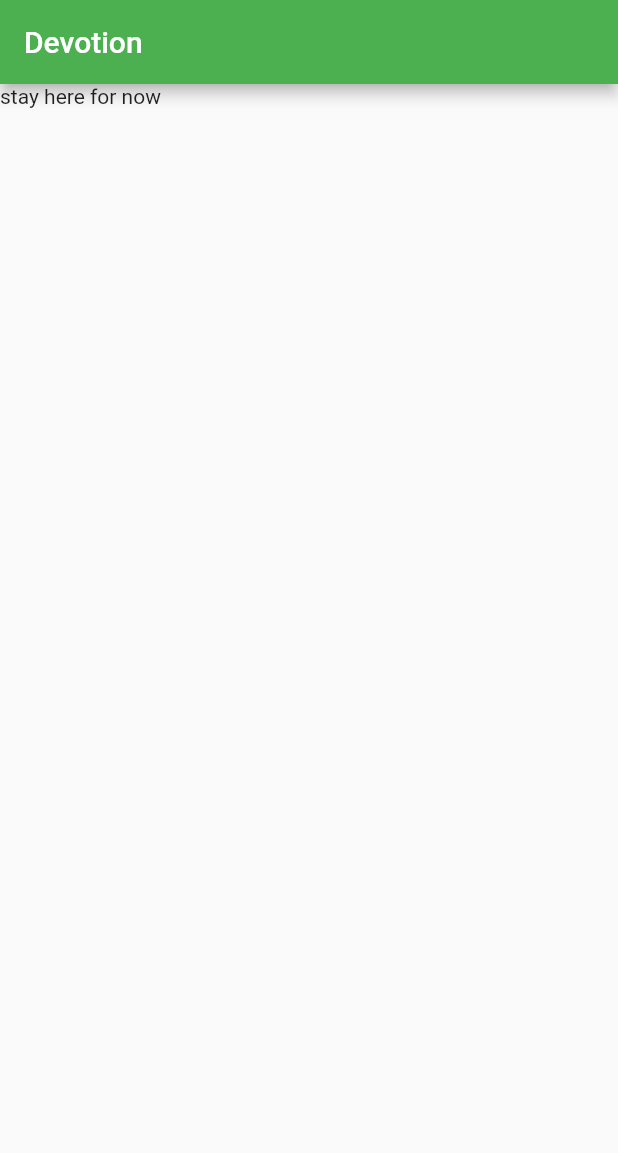
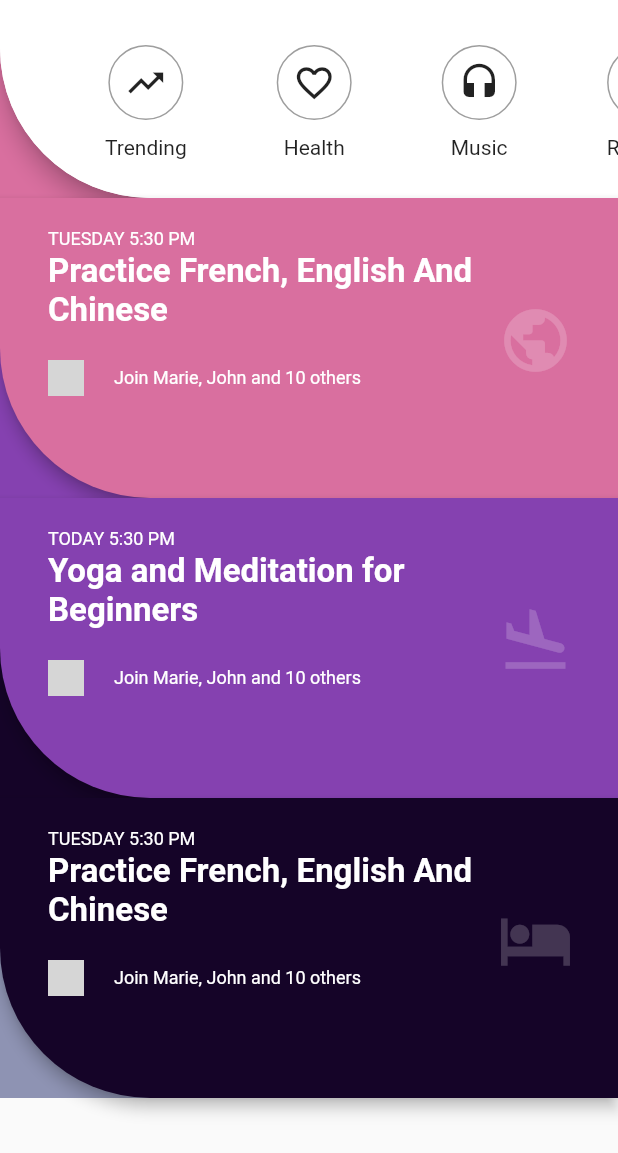
Before and after one commit to madunagu/revival-flutter, a Flutter app: the screen it shows after launch, on a phone screen of 412 x 824 dp. Shown: the top 1153 px of the screen. Run offline on Flutter 3.47's test engine with Material 2 defaults, Android fonts, the phone set to English and light mode, and no system bars; Roboto replaces fonts that are missing (Oxygen); grey boxes are pictures that could not be loaded.

Commit message:
layout implementaions

```diff
--- /dev/null
+++ b/lib/CurvedRectangleClipper.dart
@@ -0,0 +1,32 @@
+import 'package:flutter/material.dart';
+
+class CurvedRectangleClipper extends CustomClipper<Path> {
+  final double offset = 100;
+  @override
+  Path getClip(Size size) {
+    // TODO: implement getClip
+    Path path = Path();
+    path.lineTo(0, size.height - offset);
+    var firstEndpoint = Offset(offset, size.height);
+    path.arcToPoint(firstEndpoint,
+        radius: Radius.circular(-offset), clockwise: false);
+
+    path.lineTo(size.width, size.height);
+    path.lineTo(size.width, 0);
+//    path.lineTo(offset, offset);
+//
+//    var secondEndPoint = Offset(0,0);
+//
+//    path.arcToPoint(secondEndPoint, radius: Radius.circular(-offset),clockwise: true);
+//
+    path.lineTo(0, 0);
+    path.close();
+    return path;
+  }
+
+  @override
+  bool shouldReclip(CustomClipper oldClipper) {
+    // TODO: implement shouldReclip
+    return true;
+  }
+}
--- /dev/null
+++ b/lib/MainNavigationBar.dart
@@ -0,0 +1,86 @@
+import 'package:devotion/CurvedRectangleClipper.dart';
+import 'package:devotion/main.dart';
+import 'package:flutter/material.dart';
+
+class MainNavigationBar extends StatelessWidget {
+  final List<SingleNavigationItem> items = [
+    SingleNavigationItem(
+      title: 'Trending',
+      icon: Icons.trending_up,
+    ),
+    SingleNavigationItem(
+      title: 'Health',
+      icon: Icons.favorite_border,
+    ),
+    SingleNavigationItem(
+      title: 'Music',
+      icon: Icons.headset,
+    ),
+    SingleNavigationItem(
+      title: 'Reading',
+      icon: Icons.chrome_reader_mode,
+    ),
+  ];
+
+  @override
+  Widget build(BuildContext context) {
+    return Container(
+      height: 132,
+      color: themeColors[0],
+//      child: ClipPath(
+//        clipper: CurvedRectangleClipper(),
+      child: Material(
+        elevation: 6,
+        borderRadius: BorderRadius.only(bottomLeft: Radius.circular(100)),
+        child: Container(
+          decoration: BoxDecoration(
+            borderRadius: BorderRadius.only(bottomLeft: Radius.circular(100)),
+            color: Colors.white,
+          ),
+          padding: EdgeInsets.only(top: 30, left: 40),
+          child: ListView(
+            children: items,
+            scrollDirection: Axis.horizontal,
+            physics: ClampingScrollPhysics(),
+          ),
+        ),
+//        ),
+      ),
+    );
+  }
+}
+
+class SingleNavigationItem extends StatelessWidget {
+  final IconData icon;
+  final String imagePath;
+  final String title;
+  SingleNavigationItem({
+    this.title,
+    this.icon,
+    this.imagePath,
+  });
+  @override
+  Widget build(BuildContext context) {
+    return Container(
+      padding: EdgeInsets.symmetric(horizontal: 30),
+      child: Column(
+        children: <Widget>[
+          Container(
+              decoration: BoxDecoration(
+                border: Border.all(color: Colors.grey),
+                borderRadius: BorderRadius.all(Radius.circular(30)),
+              ),
+              padding: EdgeInsets.all(10),
+              child: Icon(
+                icon,
+                size: 28,
+              )),
+          SizedBox(
+            height: 10,
+          ),
+          Text(title)
+        ],
+      ),
+    );
+  }
+}
--- a/lib/main.dart
+++ b/lib/main.dart
@@ -1,112 +1,163 @@
+import 'CurvedRectangleClipper.dart';
+import 'MainNavigationBar.dart';
 import 'package:flutter/material.dart';
-import 'widgets/login.dart';
+import 'dart:math';
 
-void main() => runApp(MyApp());
+void main() {
+  runApp(MyApp());
+}
 
 class MyApp extends StatelessWidget {
-  // This widget is the root of your application.
   @override
   Widget build(BuildContext context) {
     return MaterialApp(
-      title: 'Flutter Demo',
-      theme: ThemeData(
-        // This is the theme of your application.
-        //
-        // Try running your application with "flutter run". You'll see the
-        // application has a blue toolbar. Then, without quitting the app, try
-        // changing the primarySwatch below to Colors.green and then invoke
-        // "hot reload" (press "r" in the console where you ran "flutter run",
-        // or simply save your changes to "hot reload" in a Flutter IDE).
-        // Notice that the counter didn't reset back to zero; the application
-        // is not restarted.
-        primarySwatch: Colors.green,
-      ),
-      home: LoginPage(title: 'Devotion'),
+      home: MainScreen(),
+      title: 'Devotion',
+      theme: appTheme,
     );
   }
 }
 
-class MyHomePage extends StatefulWidget {
-  MyHomePage({Key key, this.title}) : super(key: key);
+var appTheme =
+    ThemeData(fontFamily: 'Oxygen', primaryColor: Colors.purpleAccent);
 
-  // This widget is the home page of your application. It is stateful, meaning
-  // that it has a State object (defined below) that contains fields that affect
-  // how it looks.
-
-  // This class is the configuration for the state. It holds the values (in this
-  // case the title) provided by the parent (in this case the App widget) and
-  // used by the build method of the State. Fields in a Widget subclass are
-  // always marked "final".
-
-  final String title;
-
+class MainScreen extends StatelessWidget {
   @override
-  _MyHomePageState createState() => _MyHomePageState();
+  Widget build(BuildContext context) {
+    return Scaffold(
+      body: ListView(
+        scrollDirection: Axis.vertical,
+        children: <Widget>[
+          MainNavigationBar(),
+          CurvedListItem(
+            title: 'Practice French, English And Chinese',
+            time: 'TUESDAY 5:30 PM',
+            position: 0,
+            icon: Icons.public,
+          ),
+          CurvedListItem(
+            title: 'Yoga and Meditation for Beginners',
+            time: 'TODAY 5:30 PM',
+            icon: Icons.flight_land,
+            position: 1,
+          ),
+          CurvedListItem(
+            title: 'Practice French, English And Chinese',
+            time: 'TUESDAY 5:30 PM',
+            icon: Icons.hotel,
+            position: 2,
+          ),
+//          CurvedListItem(
+//            title: 'Adobe XD Live Event in Europe',
+//            time: 'FRIDAY 6:00 PM',
+//            position: 3,
+//          ),
+        ],
+      ),
+    );
+  }
 }
 
-class _MyHomePageState extends State<MyHomePage> {
-  int _counter = 0;
+List<Color> themeColors = [
+  Color.fromARGB(255, 217, 111, 159),
+  Color.fromARGB(255, 133, 65, 176),
+  Color.fromARGB(255, 21, 4, 40),
+  Color.fromARGB(255, 142, 147, 179),
+];
 
-  void _incrementCounter() {
-    setState(() {
-      // This call to setState tells the Flutter framework that something has
-      // changed in this State, which causes it to rerun the build method below
-      // so that the display can reflect the updated values. If we changed
-      // _counter without calling setState(), then the build method would not be
-      // called again, and so nothing would appear to happen.
-      _counter++;
-    });
-  }
+class CurvedListItem extends StatelessWidget {
+  final String title;
+  final String time;
+  final String people;
+  final IconData icon;
+  final int position;
+
+  CurvedListItem(
+      {this.title, this.time, this.icon, this.people, this.position});
 
   @override
   Widget build(BuildContext context) {
-    // This method is rerun every time setState is called, for instance as done
-    // by the _incrementCounter method above.
-    //
-    // The Flutter framework has been optimized to make rerunning build methods
-    // fast, so that you can just rebuild anything that needs updating rather
-    // than having to individually change instances of widgets.
-    return Scaffold(
-      appBar: AppBar(
-        // Here we take the value from the MyHomePage object that was created by
-        // the App.build method, and use it to set our appbar title.
-        title: Text(widget.title),
+    return Container(
+      height: 200,
+      color: themeColors[position + 1],
+      child: Stack(
+        children: <Widget>[
+          Positioned(
+            top: 0,
+            left: 0,
+            height: 200,
+//            child: ClipPath(
+//              clipper: CurvedRectangleClipper(),
+            child: Material(
+              elevation: 4.0,
+              color: themeColors[position],
+              borderRadius: BorderRadius.only(bottomLeft: Radius.circular(100)),
+              child: Container(
+                width: MediaQuery.of(context).size.width,
+                padding: EdgeInsets.only(
+                  left: 32,
+                  top: 20,
+                  bottom: 20,
                 ),
-      body: Center(
-        // Center is a layout widget. It takes a single child and positions it
-        // in the middle of the parent.
                 child: Column(
-          // Column is also layout widget. It takes a list of children and
-          // arranges them vertically. By default, it sizes itself to fit its
-          // children horizontally, and tries to be as tall as its parent.
-          //
-          // Invoke "debug painting" (press "p" in the console, choose the
-          // "Toggle Debug Paint" action from the Flutter Inspector in Android
-          // Studio, or the "Toggle Debug Paint" command in Visual Studio Code)
-          // to see the wireframe for each widget.
-          //
-          // Column has various properties to control how it sizes itself and
-          // how it positions its children. Here we use mainAxisAlignment to
-          // center the children vertically; the main axis here is the vertical
-          // axis because Columns are vertical (the cross axis would be
-          // horizontal).
-          mainAxisAlignment: MainAxisAlignment.center,
+                    crossAxisAlignment: CrossAxisAlignment.start,
                     children: <Widget>[
                       Text(
-              'You have pushed the button this many times:',
+                        time,
+                        style: TextStyle(color: Colors.white, fontSize: 12),
                       ),
+                      SizedBox(
+                        height: 2,
+                      ),
+                      Container(
+                        width: MediaQuery.of(context).size.width * 0.8,
+                        child: Text(
+                          title,
+                          style: TextStyle(
+                              color: Colors.white,
+                              fontSize: 22,
+                              fontWeight: FontWeight.bold),
+                        ),
+                      ),
+                      SizedBox(
+                        height: 20,
+                      ),
+                      Row(
+                        children: <Widget>[
+                          ClipRRect(
+                            borderRadius: BorderRadius.all(Radius.circular(50)),
+                            child: Container(
+                              height: 24,
+                              width: 24,
+                              child: Image.asset(
+                                'assets/images/avatar1.jpg',
+                                fit: BoxFit.cover,
+                              ),
+                            ),
+                          ),
+                          SizedBox(width: 20,),
                           Text(
-              '$_counter',
-              style: Theme.of(context).textTheme.display1,
+                            'Join Marie, John and 10 others',
+                            style: TextStyle(color: Colors.white, fontSize: 12),
                           ),
                         ],
                       ),
+                    ]),
               ),
-      floatingActionButton: FloatingActionButton(
-        onPressed: _incrementCounter,
-        tooltip: 'Increment',
-        child: Icon(Icons.add),
-      ), // This trailing comma makes auto-formatting nicer for build methods.
+            ),
+//            ),
+          ),
+          Positioned(
+            right: 30,
+            top: 70,
+            child: Icon(
+              icon,
+              size: 50,
+              color: Color.fromARGB(50, 255, 255, 255),
+            ),
+          )
+        ],
+      ),
     );
   }
 }
```
Also changed, not shown: pubspec.yaml (+13 -22 lines). Lines whose indentation alone changed are shown as unchanged.
